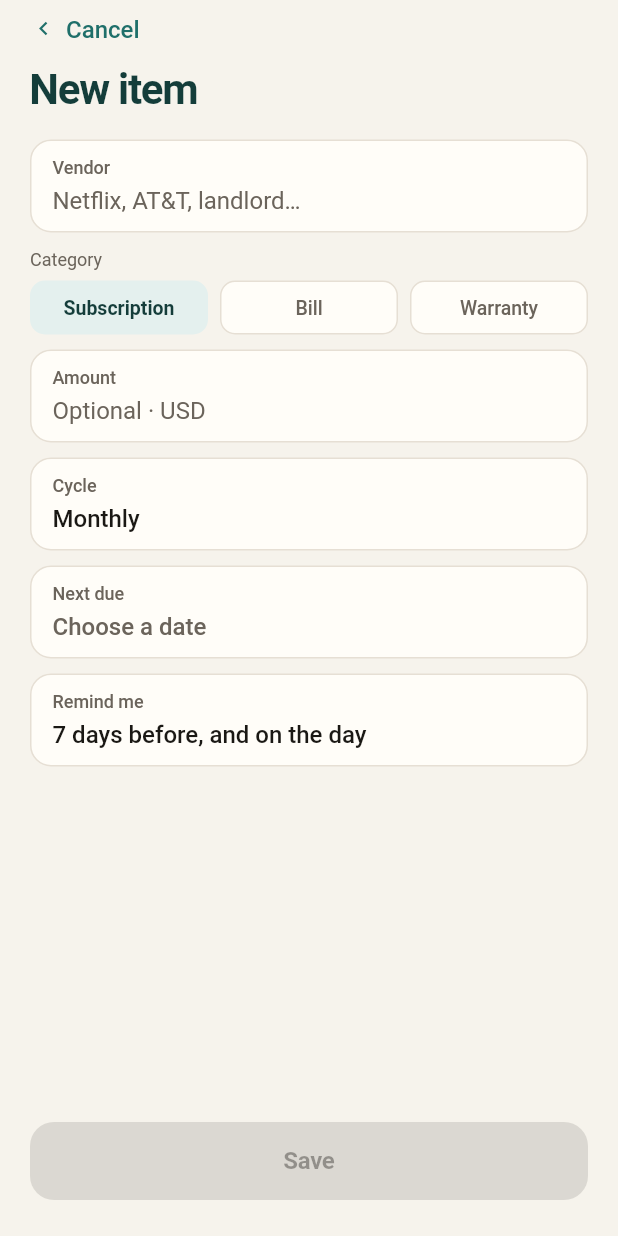
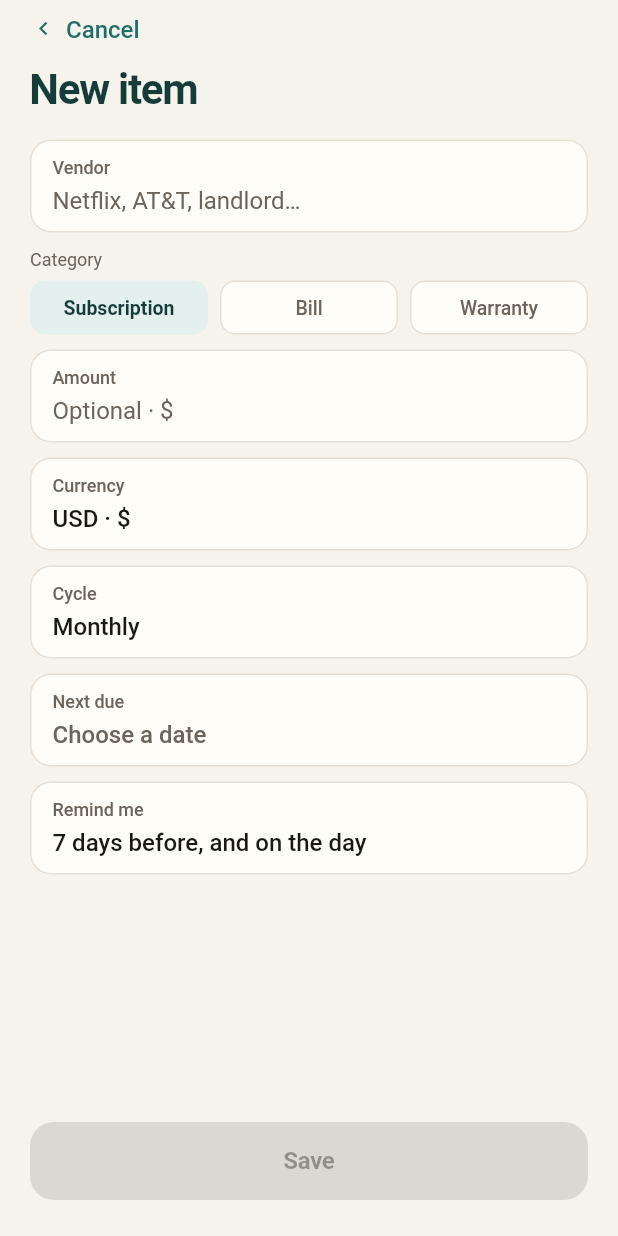
Before and after one commit to yasir-ghafar/due_keep, a Flutter app: the EditorPage screen opened directly, on a phone screen of 412 x 824 dp. Run offline on Flutter 3.47's test engine with Material 3 defaults, Android fonts, the phone set to English and light mode, and no system bars; our stand-ins replace shared_preferences, sqflite; accounts and stored records are empty.

Commit message:
symbols introduced for multiple currencies.

```diff
--- /dev/null
+++ b/lib/core/currency/currency_format.dart
@@ -0,0 +1,33 @@
+/// Display helpers for the currencies Due Keep supports in Settings.
+abstract final class CurrencyFormat {
+  static String symbol(String code) => switch (code) {
+        'USD' => r'$',
+        'EUR' => '€',
+        'GBP' => '£',
+        'CAD' => r'CA$',
+        'AUD' => r'A$',
+        'JPY' => '¥',
+        'INR' => '₹',
+        'PKR' => 'Rs',
+        _ => code,
+      };
+
+  /// e.g. `$12.00`, `€9.99`, `¥1200`
+  static String money(double amount, String? code, {int? fractionDigits}) {
+    final currency = code ?? 'USD';
+    final digits = fractionDigits ?? (currency == 'JPY' ? 0 : 2);
+    final value = amount.toStringAsFixed(digits);
+    final sym = symbol(currency);
+    if (sym == currency) return '$value $currency';
+    return '$sym$value';
+  }
+
+  /// Compact total for hero copy, e.g. `$61`, `€61`
+  static String compact(double amount, String? code) {
+    final currency = code ?? 'USD';
+    final sym = symbol(currency);
+    final value = amount.toStringAsFixed(0);
+    if (sym == currency) return '$value $currency';
+    return '$sym$value';
+  }
+}
--- a/lib/presentation/editor/editor_page.dart
+++ b/lib/presentation/editor/editor_page.dart
@@ -1,6 +1,8 @@
 import 'package:flutter/material.dart';
 
+import '../../app/settings_controller.dart';
 import '../../app/vault_scope.dart';
+import '../../core/currency/currency_format.dart';
 import '../../core/extensions/build_context_x.dart';
 import '../../core/extensions/date_time_x.dart';
 import '../../core/ids.dart';
@@ -13,7 +15,13 @@ import '../widgets/pine_button.dart';
 
 /// Manual create. Vendor and next date are required to save.
 class EditorPage extends StatefulWidget {
-  const EditorPage({super.key});
+  const EditorPage({
+    super.key,
+    this.initialCurrency = 'USD',
+  });
+
+  /// Defaults from Settings; user can change per item.
+  final String initialCurrency;
 
   @override
   State<EditorPage> createState() => _EditorPageState();
@@ -24,9 +32,16 @@ class _EditorPageState extends State<EditorPage> {
   final _amount = TextEditingController();
   ItemCategory _category = ItemCategory.subscription;
   ItemCycle _cycle = ItemCycle.monthly;
+  late String _currency;
   DateTime? _nextDue;
 
   bool _saving = false;
+
+  @override
+  void initState() {
+    super.initState();
+    _currency = widget.initialCurrency;
+  }
 
   bool get _canSave =>
       !_saving && _vendor.text.trim().isNotEmpty && _nextDue != null;
@@ -76,6 +91,35 @@ class _EditorPageState extends State<EditorPage> {
     setState(() => _cycle = picked);
   }
 
+  Future<void> _pickCurrency() async {
+    final picked = await showModalBottomSheet<String>(
+      context: context,
+      backgroundColor: context.ledger.card,
+      shape: const RoundedRectangleBorder(
+        borderRadius: BorderRadius.vertical(top: Radius.circular(20)),
+      ),
+      builder: (ctx) {
+        return SafeArea(
+          child: ListView(
+            shrinkWrap: true,
+            children: [
+              for (final code in SettingsController.currencies)
+                ListTile(
+                  title: Text('$code · ${CurrencyFormat.symbol(code)}'),
+                  trailing: _currency == code
+                      ? Icon(Icons.check, color: ctx.ledger.pine, size: 20)
+                      : null,
+                  onTap: () => Navigator.pop(ctx, code),
+                ),
+            ],
+          ),
+        );
+      },
+    );
+    if (picked == null) return;
+    setState(() => _currency = picked);
+  }
+
   Future<void> _save() async {
     if (!_canSave) return;
     setState(() => _saving = true);
@@ -91,7 +135,7 @@ class _EditorPageState extends State<EditorPage> {
           nextDate: _nextDue!,
           status: ItemStatus.active,
           amount: amount,
-          currency: amount == null ? null : 'USD',
+          currency: amount == null ? null : _currency,
           reminderOffsets: const [7, 0],
         ),
       );
@@ -224,14 +268,27 @@ class _EditorPageState extends State<EditorPage> {
                         fontWeight: FontWeight.w500,
                         color: ledger.text,
                       ),
-                      decoration: const InputDecoration(
-                        hintText: 'Optional · USD',
+                      decoration: InputDecoration(
+                        hintText:
+                            'Optional · ${CurrencyFormat.symbol(_currency)}',
                         border: InputBorder.none,
                         enabledBorder: InputBorder.none,
                         focusedBorder: InputBorder.none,
                         filled: false,
                         isDense: true,
                         contentPadding: EdgeInsets.zero,
+                      ),
+                    ),
+                  ),
+                  _Field(
+                    label: 'Currency',
+                    onTap: _pickCurrency,
+                    child: Text(
+                      '$_currency · ${CurrencyFormat.symbol(_currency)}',
+                      style: texts.bodyLarge?.copyWith(
+                        fontSize: 16,
+                        fontWeight: FontWeight.w500,
+                        color: ledger.text,
                       ),
                     ),
                   ),
--- a/lib/presentation/extensions/item_copy_x.dart
+++ b/lib/presentation/extensions/item_copy_x.dart
@@ -1,3 +1,4 @@
+import '../../core/currency/currency_format.dart';
 import '../../domain/entities/item.dart';
 import '../../domain/enums/item_category.dart';
 import '../../domain/enums/item_cycle.dart';
@@ -50,9 +51,7 @@ extension ItemDueCopy on Item {
 
   String? get moneyLabel {
     if (amount == null) return null;
-    final value = amount!.toStringAsFixed(2);
-    if (currency == null || currency == 'USD') return '\$$value';
-    return '$value $currency';
+    return CurrencyFormat.money(amount!, currency);
   }
 
   DueTone dueTone(DateTime now) {
--- a/lib/presentation/settings/settings_page.dart
+++ b/lib/presentation/settings/settings_page.dart
@@ -6,6 +6,7 @@ import '../../app/theme_reveal_scope.dart';
 import '../../app/vault_scope.dart';
 import '../../core/constants/brand.dart';
 import '../../core/constants/free_limits.dart';
+import '../../core/currency/currency_format.dart';
 import '../../core/extensions/build_context_x.dart';
 import '../../core/theme/ledger_motion.dart';
 import '../../domain/entities/item.dart';
@@ -66,9 +67,10 @@ class SettingsPage extends StatelessWidget {
             ListenableBuilder(
               listenable: settingsController,
               builder: (context, _) {
+                final code = settingsController.currency;
                 return _SettingsRow(
                   label: 'Currency',
-                  value: settingsController.currency,
+                  value: '$code · ${CurrencyFormat.symbol(code)}',
                   onTap: () => _pickCurrency(context, settingsController),
                   showDivider: false,
                 );
@@ -161,7 +163,7 @@ class SettingsPage extends StatelessWidget {
             children: [
               for (final code in SettingsController.currencies)
                 ListTile(
-                  title: Text(code),
+                  title: Text('$code · ${CurrencyFormat.symbol(code)}'),
                   trailing: controller.currency == code
                       ? Icon(Icons.check, color: ctx.ledger.pine, size: 20)
                       : null,
```
Also changed, not shown: lib/presentation/home/home_page.dart (+41 -5 lines), lib/presentation/home/home_timeline.dart (+11 -2 lines), lib/presentation/shell/app_shell.dart (+8 -2 lines), 2 other files.
